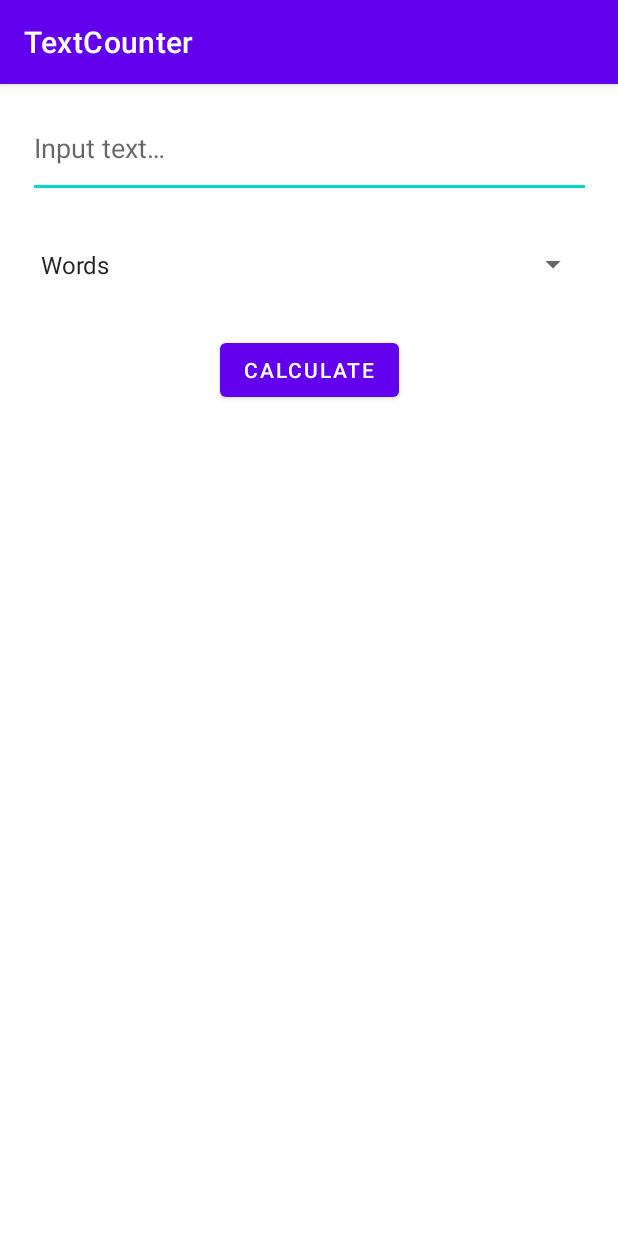
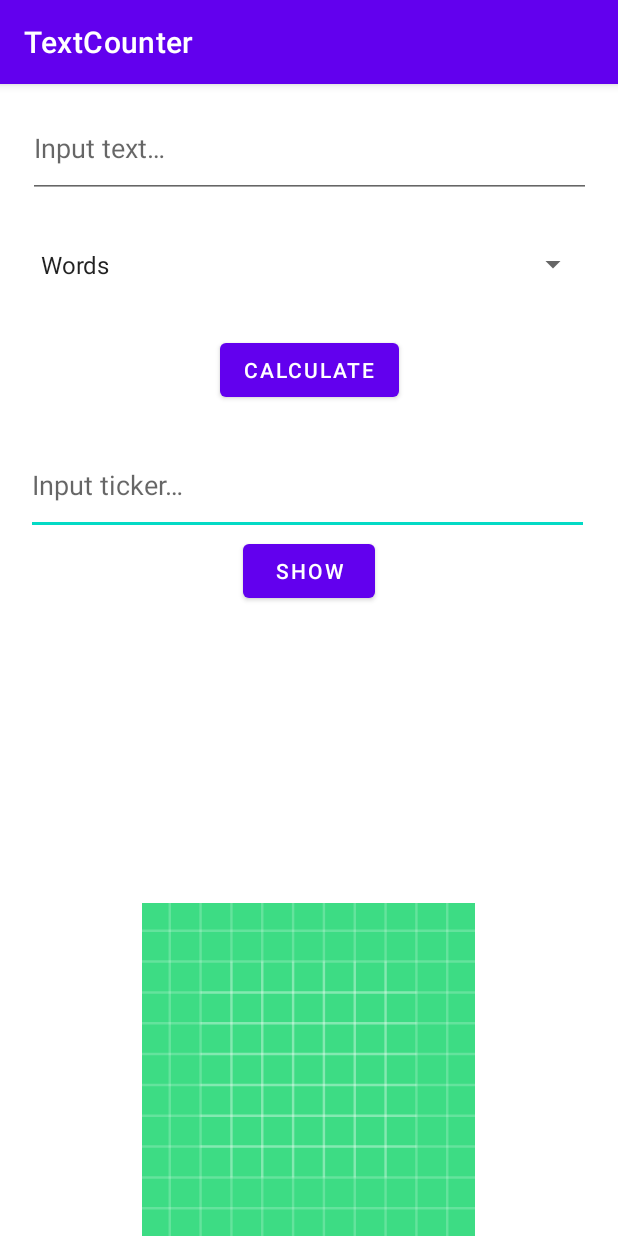
Before and after one commit to sspja/TextCounter, an Android app: the screen it shows after launch (MainActivity), on a phone screen of 412 x 824 dp. Run offline under Robolectric (Android 15) with nearby library versions, the phone set to English and light mode, and no system bars; libraries missing offline, so code that uses them is left out: com.chaquo.python; 2 statements that could not run were skipped.

Commit message:
Implement python in android studio Application loads ticker data from yahoo finance using pandas_datareader and creates a chart using matplotlib. User can input ticker name and see chart in android app.

```diff
--- a/app/src/main/AndroidManifest.xml
+++ b/app/src/main/AndroidManifest.xml
@@ -1,6 +1,8 @@
 <?xml version="1.0" encoding="utf-8"?>
 <manifest xmlns:android="http://schemas.android.com/apk/res/android"
     package="com.example.textcounter">
+
+    <uses-permission android:name="android.permission.INTERNET" />
 
     <application
         android:allowBackup="true"
--- a/app/src/main/java/com/example/textcounter/MainActivity.java
+++ b/app/src/main/java/com/example/textcounter/MainActivity.java
@@ -3,12 +3,20 @@ package com.example.textcounter;
 import androidx.appcompat.app.AppCompatActivity;
 
 import android.annotation.SuppressLint;
+import android.graphics.Bitmap;
+import android.graphics.BitmapFactory;
 import android.os.Bundle;
+import android.util.Base64;
 import android.view.View;
+import android.widget.Button;
+import android.widget.ImageView;
 import android.widget.Spinner;
 import android.widget.TextView;
 import android.widget.Toast;
 
+import com.chaquo.python.PyObject;
+import com.chaquo.python.Python;
+import com.chaquo.python.android.AndroidPlatform;
 import com.example.textcounter.utils.TextUtils;
 
 public class MainActivity extends AppCompatActivity {
@@ -17,6 +25,10 @@ public class MainActivity extends AppCompatActivity {
     TextView tvInputText;
     Spinner calculateOption;
     String[] calculateOptions;
+    Button btnShow;
+    ImageView imageView;
+    TextView tvInputTicker;
+    String ticker;
 
     @Override
     protected void onCreate(Bundle savedInstanceState) {
@@ -26,6 +38,30 @@ public class MainActivity extends AppCompatActivity {
         this.tvInputText = findViewById(R.id.tvInputText);
         this.calculateOption = findViewById(R.id.calculateOption);
         this.calculateOptions = getResources().getStringArray(R.array.count_options);
+        this.btnShow = (Button)findViewById(R.id.btnShow);
+        this.imageView = (ImageView)findViewById(R.id.imageView);
+        this.tvInputTicker = findViewById(R.id.tvInputTicker);
+
+        if (! Python.isStarted()) {
+            Python.start(new AndroidPlatform(this));
+        }
+        final Python py = Python.getInstance();
+
+        btnShow.setOnClickListener(new View.OnClickListener() {
+            @Override
+            public void onClick(View v) {
+                ticker = tvInputTicker.getText().toString().toUpperCase();
+                if(!ticker.isEmpty()) {
+                    PyObject pyObj = py.getModule("myscript");
+                    PyObject obj = pyObj.callAttr("main", ticker);
+
+                    String imgStr = obj.toString();
+                    byte data[] = android.util.Base64.decode(imgStr, Base64.DEFAULT);
+                    Bitmap bmp = BitmapFactory.decodeByteArray(data, 0, data.length);
+                    imageView.setImageBitmap(bmp);
+                }
+            }
+        });
     }
 
     @SuppressLint("ResourceType")
--- a/app/src/main/res/layout/activity_main.xml
+++ b/app/src/main/res/layout/activity_main.xml
@@ -5,6 +5,21 @@
     android:layout_width="match_parent"
     android:layout_height="match_parent"
     tools:context=".MainActivity">
+
+    <EditText
+        android:id="@+id/tvInputTicker"
+        android:layout_width="375dp"
+        android:layout_height="66dp"
+        android:layout_marginTop="20dp"
+        android:ems="10"
+        android:hint="@string/input_ticker"
+        android:importantForAutofill="no"
+        android:inputType="textPersonName"
+        app:layout_constraintEnd_toEndOf="parent"
+        app:layout_constraintHorizontal_bias="0.472"
+        app:layout_constraintStart_toStartOf="parent"
+        app:layout_constraintTop_toBottomOf="@+id/btnCalculate"
+        tools:ignore="LabelFor" />
 
     <TextView
         android:id="@+id/tvOutput"
@@ -51,4 +66,30 @@
         app:layout_constraintStart_toStartOf="parent"
         app:layout_constraintTop_toBottomOf="@+id/tvInputText" />
 
+    <TextView
+        android:id="@+id/pyResult"
+        android:layout_width="wrap_content"
+        android:layout_height="wrap_content"
+        app:layout_constraintBottom_toBottomOf="parent"
+        app:layout_constraintEnd_toEndOf="parent"
+        app:layout_constraintStart_toStartOf="parent"
+        app:layout_constraintTop_toTopOf="parent" />
+
+    <ImageView
+        android:id="@+id/imageView"
+        android:layout_width="411dp"
+        android:layout_height="222dp"
+        android:src="@drawable/ic_launcher_background"
+        app:layout_constraintBottom_toBottomOf="parent" />
+
+    <Button
+        android:id="@+id/btnShow"
+        android:layout_width="wrap_content"
+        android:layout_height="wrap_content"
+        android:text="@string/show"
+        app:layout_constraintEnd_toEndOf="parent"
+        app:layout_constraintStart_toStartOf="parent"
+        app:layout_constraintTop_toBottomOf="@+id/tvInputTicker" />
+
+
 </androidx.constraintlayout.widget.ConstraintLayout>
--- a/app/src/main/res/values/strings.xml
+++ b/app/src/main/res/values/strings.xml
@@ -1,7 +1,9 @@
 <resources>
     <string name="app_name">TextCounter</string>
     <string name="input_text">Input text…</string>
+    <string name="input_ticker">Input ticker…</string>
     <string name="calculate">Calculate</string>
+    <string name="show">Show</string>
     <string name="output_words_count">Your input contains %d words</string>
     <string name="output_char_count">Your input contains %d characters</string>
     <string name="input_not_filled">Input text is not filled</string>
--- a/build.gradle
+++ b/build.gradle
@@ -2,6 +2,7 @@
 plugins {
     id 'com.android.application' version '7.1.1' apply false
     id 'com.android.library' version '7.1.1' apply false
+    id 'com.chaquo.python' version '11.0.0' apply false
 }
 
 task clean(type: Delete) {
--- a/settings.gradle
+++ b/settings.gradle
@@ -3,6 +3,7 @@ pluginManagement {
         gradlePluginPortal()
         google()
         mavenCentral()
+        maven { url "https://chaquo.com/maven" }
     }
 }
 dependencyResolutionManagement {
```
Also changed, not shown: app/build.gradle (+25 -0 lines), 1 other file.
